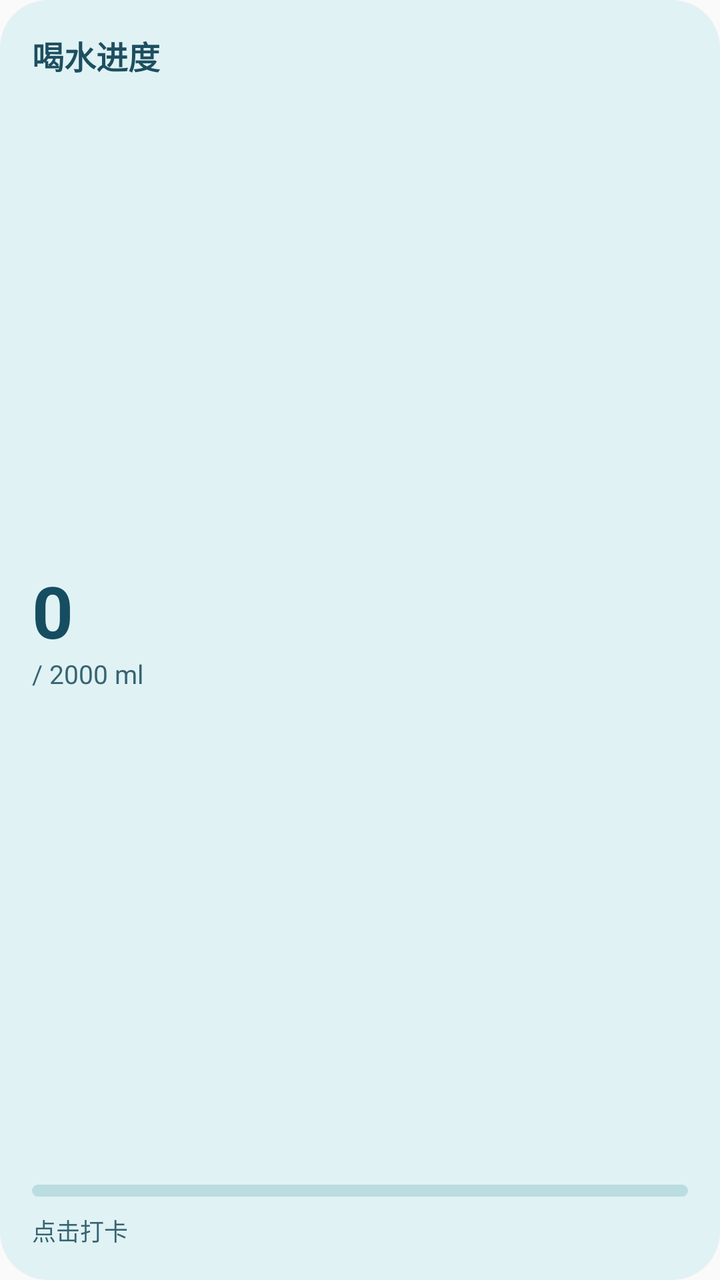
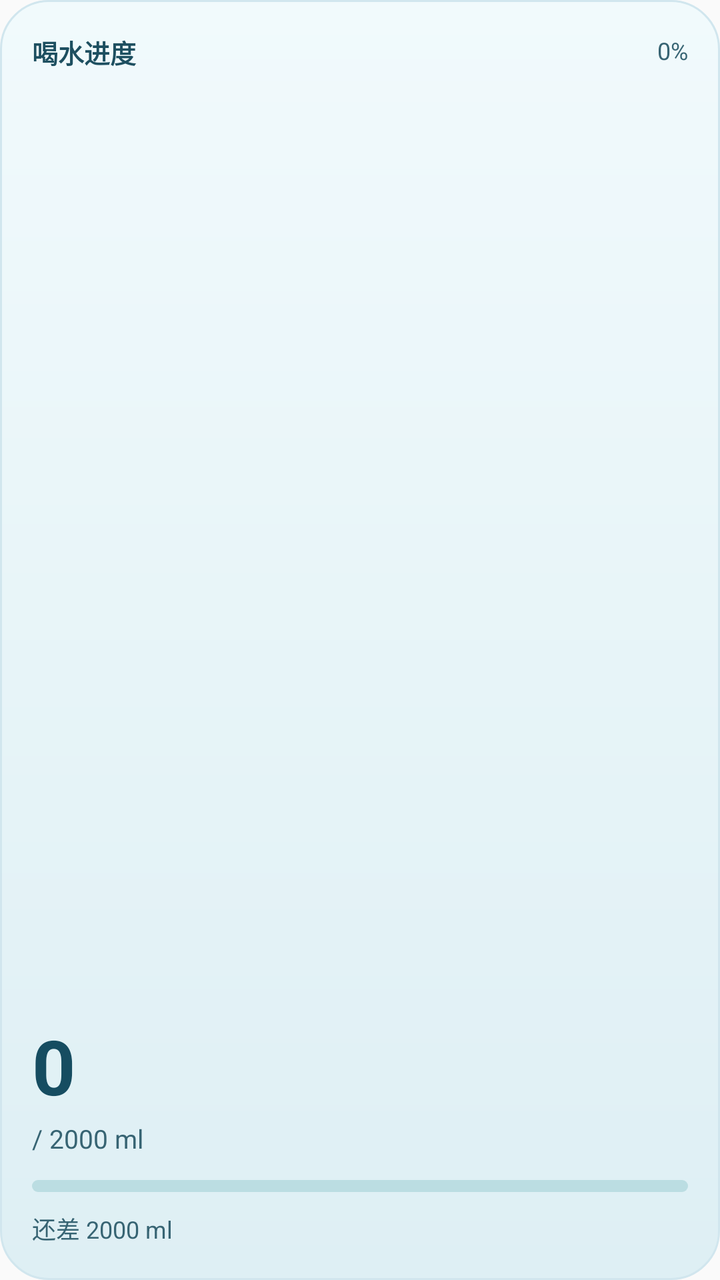

The first picture is an Android layout as it rendered before a commit; the second is the same layout after the commit. The layout source and the unified diff follow.
<!-- AndroidManifest.xml: application theme android:Theme.Material.Light.NoActionBar -->
<!-- res/layout/widget_water.xml -->
<?xml version="1.0" encoding="utf-8"?>
<LinearLayout xmlns:android="http://schemas.android.com/apk/res/android" android:id="@+id/widget_root" android:layout_width="match_parent" android:layout_height="match_parent" android:orientation="vertical" android:padding="16dp" android:background="@drawable/widget_water_card">
    <TextView android:layout_width="match_parent" android:layout_height="wrap_content" android:text="喝水进度" android:textColor="#1D4F60" android:textSize="16sp" android:textStyle="bold" />
    <LinearLayout android:layout_width="match_parent" android:layout_height="0dp" android:layout_weight="1" android:gravity="center_vertical">
        <LinearLayout android:layout_width="0dp" android:layout_weight="1" android:layout_height="wrap_content" android:orientation="vertical">
            <TextView android:id="@+id/widget_amount" android:layout_width="match_parent" android:layout_height="wrap_content" android:text="0" android:textColor="#164D61" android:textSize="36sp" android:textStyle="bold" android:maxLines="1" android:ellipsize="end" android:includeFontPadding="false" />
            <TextView android:id="@+id/widget_goal" android:layout_width="match_parent" android:layout_height="wrap_content" android:text="/ 2000 ml" android:textColor="#376473" android:textSize="13sp" android:maxLines="1" />
        </LinearLayout>
        <ImageView android:id="@+id/widget_icon" android:layout_width="48dp" android:layout_height="64dp" android:scaleType="fitCenter" android:contentDescription="饮水水位" />
    </LinearLayout>
    <ProgressBar android:id="@+id/widget_progress" style="?android:attr/progressBarStyleHorizontal" android:layout_width="match_parent" android:layout_height="6dp" android:progressDrawable="@drawable/widget_water_progress" android:indeterminate="false" />
    <TextView android:id="@+id/widget_footer" android:layout_width="match_parent" android:layout_height="wrap_content" android:layout_marginTop="8dp" android:text="点击打卡" android:textColor="#376473" android:textSize="12sp" android:maxLines="1" android:ellipsize="end" />
</LinearLayout>
<!-- resources referenced by this layout -->
<resources>
  <!-- drawable widget_water_card (drawable) -->
  <?xml version="1.0" encoding="utf-8"?>
  <shape xmlns:android="http://schemas.android.com/apk/res/android"><solid android:color="#E0F2F4" /><corners android:radius="24dp" /></shape>
  <!-- drawable widget_water_progress (drawable) -->
  <?xml version="1.0" encoding="utf-8"?>
  <layer-list xmlns:android="http://schemas.android.com/apk/res/android">
      <item android:id="@android:id/background"><shape><solid android:color="#BBDDE2" /><corners android:radius="5dp" /></shape></item>
      <item android:id="@android:id/progress"><clip><shape><solid android:color="#226D80" /><corners android:radius="5dp" /></shape></clip></item>
  </layer-list>
</resources>

<!-- the commit's change to res/layout/widget_water.xml (unified diff, before → after) -->
@@ -1,13 +1,16 @@
 <?xml version="1.0" encoding="utf-8"?>
 <LinearLayout xmlns:android="http://schemas.android.com/apk/res/android" android:id="@+id/widget_root" android:layout_width="match_parent" android:layout_height="match_parent" android:orientation="vertical" android:padding="16dp" android:background="@drawable/widget_water_card">
-    <TextView android:layout_width="match_parent" android:layout_height="wrap_content" android:text="喝水进度" android:textColor="#1D4F60" android:textSize="16sp" android:textStyle="bold" />
-    <LinearLayout android:layout_width="match_parent" android:layout_height="0dp" android:layout_weight="1" android:gravity="center_vertical">
-        <LinearLayout android:layout_width="0dp" android:layout_weight="1" android:layout_height="wrap_content" android:orientation="vertical">
-            <TextView android:id="@+id/widget_amount" android:layout_width="match_parent" android:layout_height="wrap_content" android:text="0" android:textColor="#164D61" android:textSize="36sp" android:textStyle="bold" android:maxLines="1" android:ellipsize="end" android:includeFontPadding="false" />
-            <TextView android:id="@+id/widget_goal" android:layout_width="match_parent" android:layout_height="wrap_content" android:text="/ 2000 ml" android:textColor="#376473" android:textSize="13sp" android:maxLines="1" />
+    <LinearLayout android:layout_width="match_parent" android:layout_height="wrap_content" android:gravity="center_vertical">
+        <TextView android:gravity="center_vertical" android:layout_width="0dp" android:layout_weight="1" android:layout_height="20dp" android:text="喝水进度" android:textColor="#1D4F60" android:textSize="15sp" android:textStyle="bold" android:maxLines="1" android:autoSizeTextType="uniform" android:autoSizeMinTextSize="6sp" android:autoSizeMaxTextSize="15sp" android:autoSizeStepGranularity="1sp" android:includeFontPadding="false" />
+        <TextView android:gravity="end|center_vertical" android:id="@+id/widget_percent" android:layout_width="44dp" android:layout_height="20dp" android:layout_marginStart="6dp" android:text="0%" android:textColor="#376473" android:textSize="12sp" android:maxLines="1" android:autoSizeTextType="uniform" android:autoSizeMinTextSize="6sp" android:autoSizeMaxTextSize="12sp" android:autoSizeStepGranularity="1sp" android:includeFontPadding="false" />
+    </LinearLayout>
+    <LinearLayout android:layout_width="match_parent" android:layout_height="0dp" android:layout_weight="1" android:layout_marginTop="8dp" android:layout_marginBottom="10dp" android:gravity="center_vertical">
+        <LinearLayout android:layout_width="0dp" android:layout_weight="1" android:layout_height="match_parent" android:orientation="vertical">
+            <TextView android:id="@+id/widget_amount" android:layout_width="match_parent" android:layout_height="0dp" android:layout_weight="1" android:gravity="bottom" android:text="0" android:textColor="#164D61" android:textSize="38sp" android:textStyle="bold" android:maxLines="1" android:autoSizeTextType="uniform" android:autoSizeMinTextSize="6sp" android:autoSizeMaxTextSize="38sp" android:autoSizeStepGranularity="1sp" android:includeFontPadding="false" />
+            <TextView android:gravity="center_vertical" android:id="@+id/widget_goal" android:layout_width="match_parent" android:layout_height="20dp" android:layout_marginTop="3dp" android:text="/ 2000 ml" android:textColor="#376473" android:textSize="13sp" android:maxLines="1" android:autoSizeTextType="uniform" android:autoSizeMinTextSize="6sp" android:autoSizeMaxTextSize="13sp" android:autoSizeStepGranularity="1sp" android:includeFontPadding="false" />
         </LinearLayout>
-        <ImageView android:id="@+id/widget_icon" android:layout_width="48dp" android:layout_height="64dp" android:scaleType="fitCenter" android:contentDescription="饮水水位" />
+        <ImageView android:id="@+id/widget_icon" android:layout_width="64dp" android:layout_height="match_parent" android:layout_marginStart="10dp" android:scaleType="fitCenter" android:contentDescription="饮水水位" />
     </LinearLayout>
     <ProgressBar android:id="@+id/widget_progress" style="?android:attr/progressBarStyleHorizontal" android:layout_width="match_parent" android:layout_height="6dp" android:progressDrawable="@drawable/widget_water_progress" android:indeterminate="false" />
-    <TextView android:id="@+id/widget_footer" android:layout_width="match_parent" android:layout_height="wrap_content" android:layout_marginTop="8dp" android:text="点击打卡" android:textColor="#376473" android:textSize="12sp" android:maxLines="1" android:ellipsize="end" />
+    <TextView android:gravity="center_vertical" android:id="@+id/widget_footer" android:layout_width="match_parent" android:layout_height="20dp" android:layout_marginTop="8dp" android:text="还差 2000 ml" android:textColor="#376473" android:textSize="12sp" android:maxLines="1" android:autoSizeTextType="uniform" android:autoSizeMinTextSize="6sp" android:autoSizeMaxTextSize="12sp" android:autoSizeStepGranularity="1sp" android:includeFontPadding="false" />
 </LinearLayout>
<!-- resource entries referenced after the edit -->
@@ -2,7 +2,7 @@
 <resources>
   <!-- drawable widget_water_card (drawable) -->
   <?xml version="1.0" encoding="utf-8"?>
-  <shape xmlns:android="http://schemas.android.com/apk/res/android"><solid android:color="#E0F2F4" /><corners android:radius="24dp" /></shape>
+  <shape xmlns:android="http://schemas.android.com/apk/res/android"><gradient android:startColor="#F1FAFC" android:endColor="#DEEFF4" android:angle="270" /><stroke android:width="1dp" android:color="#D1E6EE" /><corners android:radius="24dp" /></shape>
   <!-- drawable widget_water_progress (drawable) -->
   <?xml version="1.0" encoding="utf-8"?>
   <layer-list xmlns:android="http://schemas.android.com/apk/res/android">
